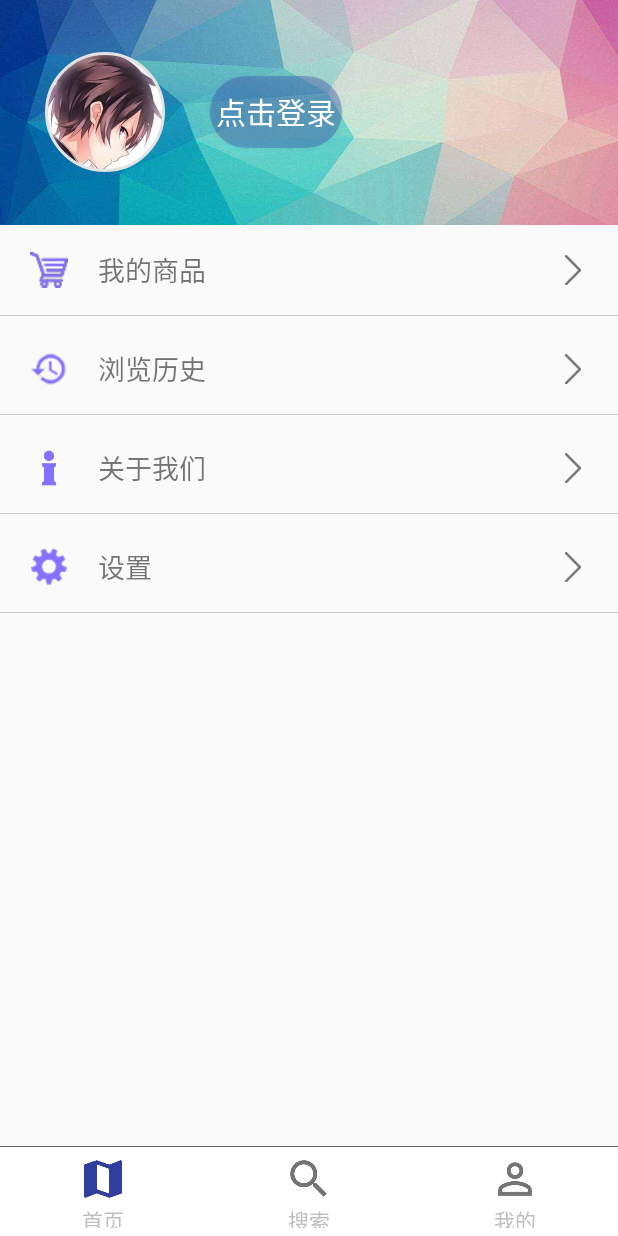
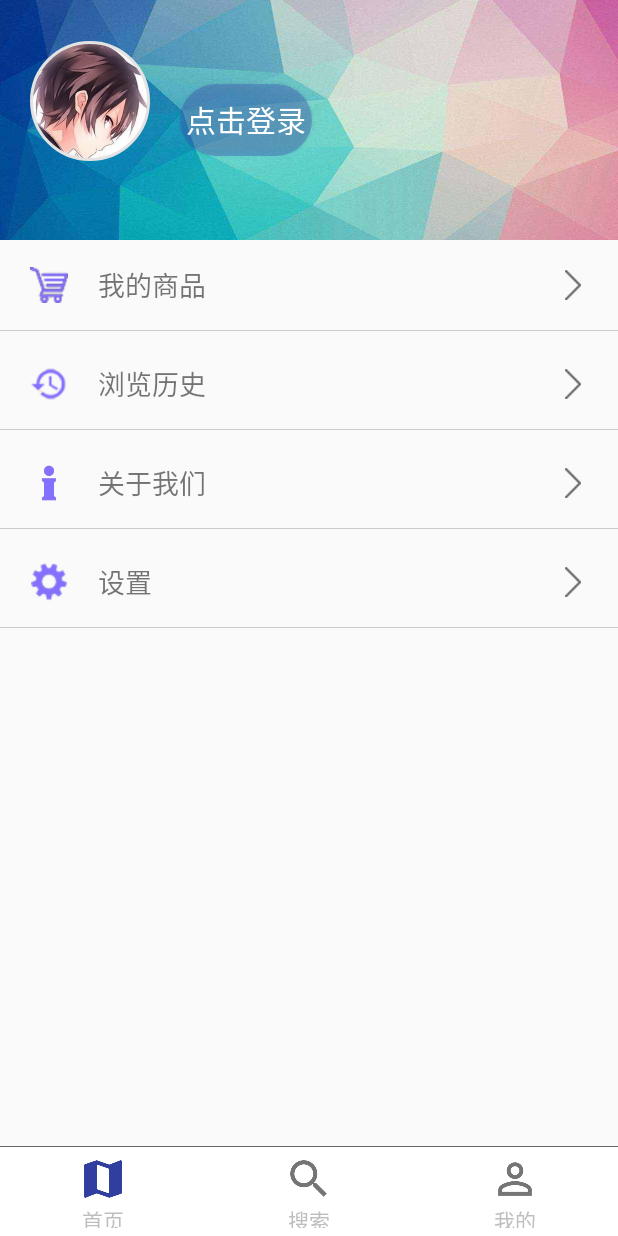
Before and after one commit to BaiYuMoO/secondaryMarket, an Android app: the fragment MyFragment placed in its activity, on a phone screen of 412 x 824 dp. Run offline under Robolectric (Android 15) with nearby library versions, the phone set to English and light mode, and no system bars; our stand-ins replace CircleImageView; libraries missing offline, so code that uses them is left out: cn.bmob.v3, com.chanven.lib, com.yancy.imageselector; pictures from the network do not load; 38 statements that could not run were skipped.

Commit message:
优化了头像上传功能

```diff
--- a/app/src/main/java/com/xw/h2market/fragment/MyFragment.java
+++ b/app/src/main/java/com/xw/h2market/fragment/MyFragment.java
@@ -16,6 +16,7 @@ import android.view.View;
 import android.view.ViewGroup;
 import android.widget.Button;
 import android.widget.LinearLayout;
+import android.widget.TextView;
 import android.widget.Toast;
 
 import com.bumptech.glide.Glide;
@@ -50,6 +51,7 @@ import cn.bmob.v3.listener.UploadBatchListener;
 public class MyFragment extends Fragment implements View.OnClickListener {
     private View view;
     private Button btn_my_login, btn_layout;
+    private TextView tv_hint;
     private CircleImageView img_buddha;
     private LinearLayout my_linear_goods, my_linear_history, my_linear_about, my_linear_settings;
     private SharedPreferences sp;
@@ -113,6 +115,7 @@ public class MyFragment extends Fragment implements View.OnClickListener {
 
     //开启选择图片视图
     private void openImg() {
+        path.clear();
         ImageConfig imageConfig = new ImageConfig.Builder(// GlideLoader 可用自己用的缓存库
                 new GlideLoader())
                 // 如果在 4.4 以上，则修改状态栏颜色 （默认黑色）
@@ -203,6 +206,8 @@ public class MyFragment extends Fragment implements View.OnClickListener {
                         @Override
                         public void done(BmobException e) {
                             if (e == null) {
+                                tv_hint.setText("");
+                                img_buddha.setClickable(true);
                                 getBuddha();
                             } else {
                                 Toast.makeText(getActivity(), "上传头像失败，请检查网络", Toast.LENGTH_SHORT).show();
@@ -212,13 +217,15 @@ public class MyFragment extends Fragment implements View.OnClickListener {
                 }
 
                 @Override
-                public void onProgress(int i, int i1, int i2, int i3) {
-
+                public void onProgress(int curIndex, int curPercent, int total, int totalPercent) {
+                    img_buddha.setClickable(false);
+                    tv_hint.setText("正在上传头像" + curPercent + "%");
                 }
 
                 @Override
                 public void onError(int i, String s) {
-
+                    tv_hint.setText("");
+                    img_buddha.setClickable(true);
                 }
             });
         }
@@ -237,6 +244,7 @@ public class MyFragment extends Fragment implements View.OnClickListener {
     private void initView() {
         img_buddha = view.findViewById(R.id.my_img_buddha);
         btn_my_login = view.findViewById(R.id.btn_my_login);
+        tv_hint = view.findViewById(R.id.my_tv_hint);
         my_linear_goods = view.findViewById(R.id.my_linear_goods);
         my_linear_history = view.findViewById(R.id.my_linear_history);
         my_linear_about = view.findViewById(R.id.my_linear_about);
--- a/app/src/main/res/layout/myfragment_layout.xml
+++ b/app/src/main/res/layout/myfragment_layout.xml
@@ -11,21 +11,34 @@
 
         <LinearLayout
             android:layout_width="match_parent"
-            android:layout_height="150dp"
+            android:layout_height="160dp"
             android:gravity="center_vertical"
             android:background="@drawable/my_img_bg"
             android:orientation="horizontal">
 
+            <LinearLayout
+                android:layout_width="120dp"
+                android:layout_height="wrap_content"
+                android:orientation="vertical"
+                >
             <com.xw.h2market.util.CircleImageView
                 android:id="@+id/my_img_buddha"
                 android:layout_width="80dp"
                 android:layout_height="80dp"
-                android:layout_margin="30dp"
+                android:layout_margin="20dp"
                 android:src="@drawable/ic_buddha"
                 app:civ_border_width="2dp"
                 app:civ_border_color="#e3e3e3"
                 />
-
+                <TextView
+                    android:id="@+id/my_tv_hint"
+                    android:layout_width="wrap_content"
+                    android:layout_height="wrap_content"
+                    android:layout_marginLeft="10dp"
+                    android:layout_marginBottom="5dp"
+                    android:textColor="#e3e3e3"
+                    />
+            </LinearLayout>
             <Button
                 android:id="@+id/btn_my_login"
                 android:layout_width="wrap_content"
```
